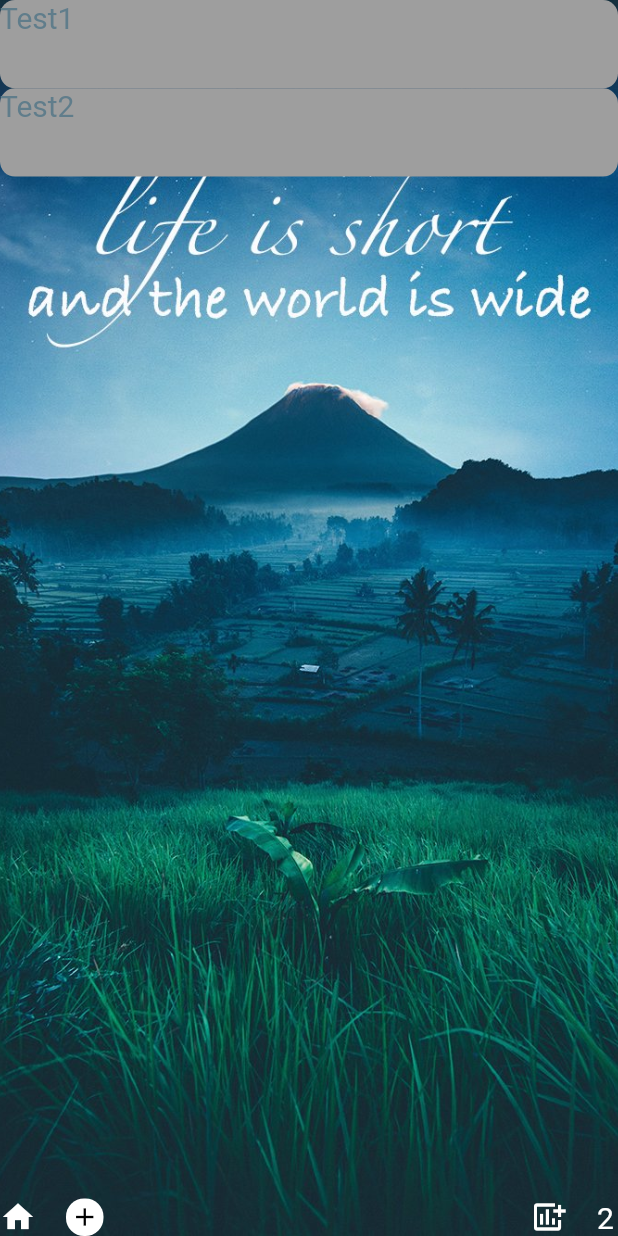
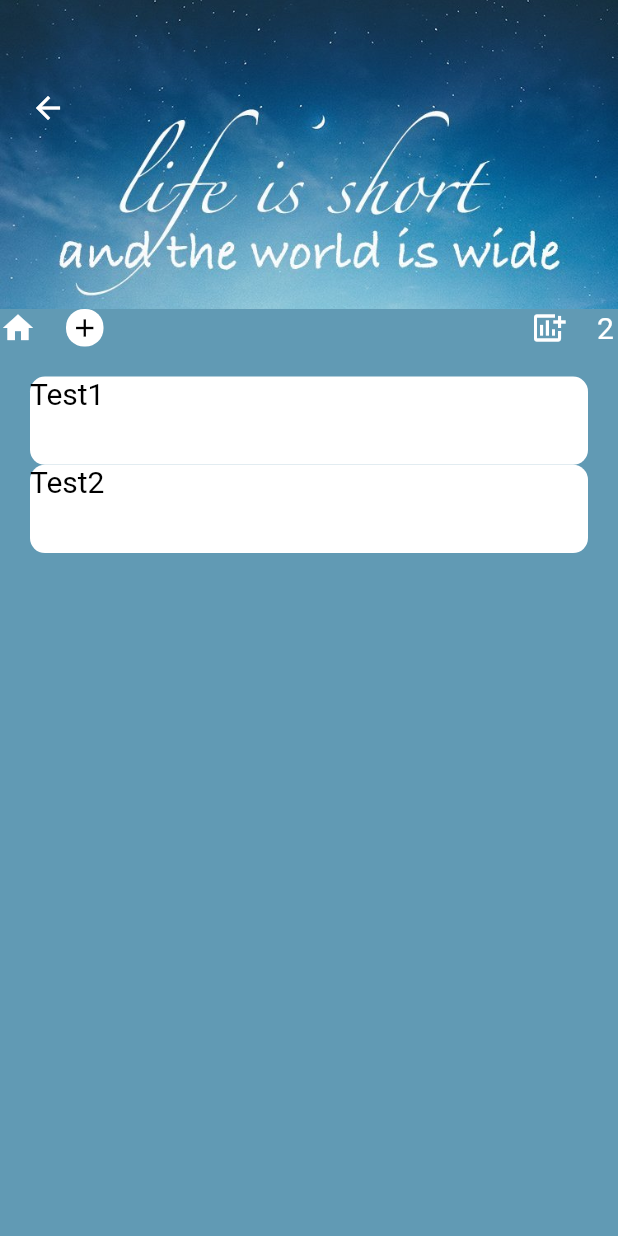
Before and after one commit to Nightwarri0R/FlutterAppForInsiparion, a Flutter app: the screen it shows after launch, on a phone screen of 412 x 824 dp. Run offline on Flutter 3.47's test engine with Material 2 defaults, Android fonts, the phone set to English and light mode, and no system bars.

Commit message:
Fixed the text top be appearing in the centre

```diff
--- a/my_test_app/lib/screens/view_inspirational_quote..dart
+++ b/my_test_app/lib/screens/view_inspirational_quote..dart
@@ -11,14 +11,14 @@ class ViewQuote extends StatelessWidget {
   Widget build(BuildContext context) {
     List myQuotes = ["Test1", "Test2"];
     return Scaffold(
-      backgroundColor: Colors.white,
-      body: Stack(
+      backgroundColor: Color.fromARGB(255, 97, 154, 180),
+      body: Column(
         children: [
           Container(
             padding: const EdgeInsets.only(left: 20, top: 60),
             alignment: Alignment.topLeft,
             width: double.maxFinite,
-            height: MediaQuery.of(context).size.height / 1,
+            height: MediaQuery.of(context).size.height / 4,
             decoration: const BoxDecoration(
                 image: DecorationImage(
                     fit: BoxFit.cover,
@@ -65,18 +65,21 @@ class ViewQuote extends StatelessWidget {
                   ),
                 ],
               )),
-          Flexible(
+          Container(
               child: ListView.builder(
+                  padding: const EdgeInsets.all(20),
+                  scrollDirection: Axis.vertical,
+                  shrinkWrap: true,
                   itemCount: myQuotes.length,
                   itemBuilder: ((context, index) {
                     return Container(
-                      alignment: Alignment.bottomCenter,
                       child: QuotesWidget(
                         quote: myQuotes[index],
-                        color: Colors.blueGrey,
+                        color: Colors.black,
                       ),
                     );
-                  })))
+                  }))),
+
           //This needs to be completed for quote widget, I was at 56,34 min of the tutorial.
         ],
       ),
--- a/my_test_app/lib/widgets/quote_widgetg.dart
+++ b/my_test_app/lib/widgets/quote_widgetg.dart
@@ -11,7 +11,7 @@ class QuotesWidget extends StatelessWidget {
       width: double.maxFinite,
       height: MediaQuery.of(context).size.height / 14,
       decoration: BoxDecoration(
-        color: Colors.grey,
+        color: Color.fromARGB(255, 255, 255, 255),
         borderRadius: BorderRadius.circular(10),
       ),
       child: Text(
```
Also changed, not shown: my_test_app/assets/lockscreen-wallpapers-quote-backgrounds-1.jpg, 1 other file.
